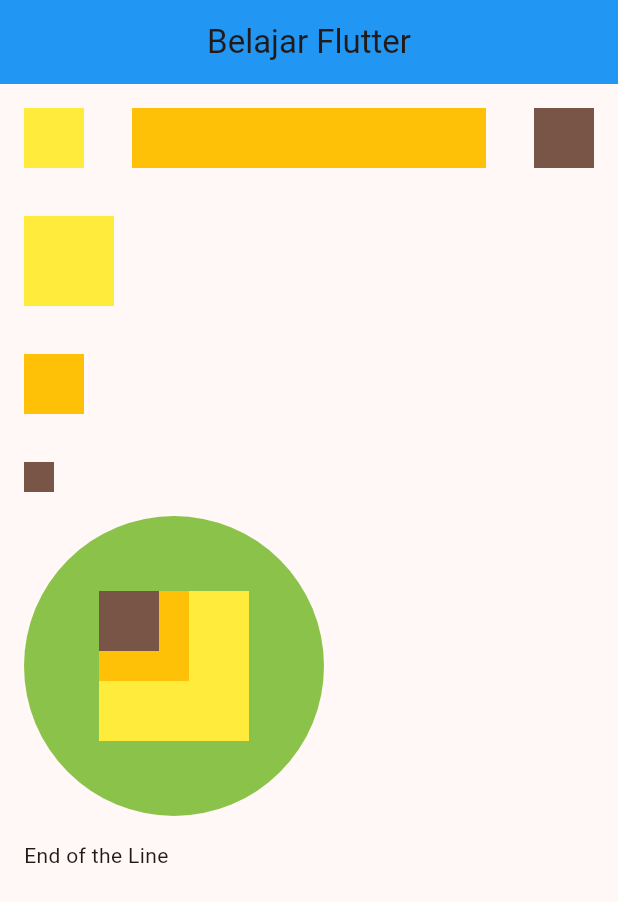
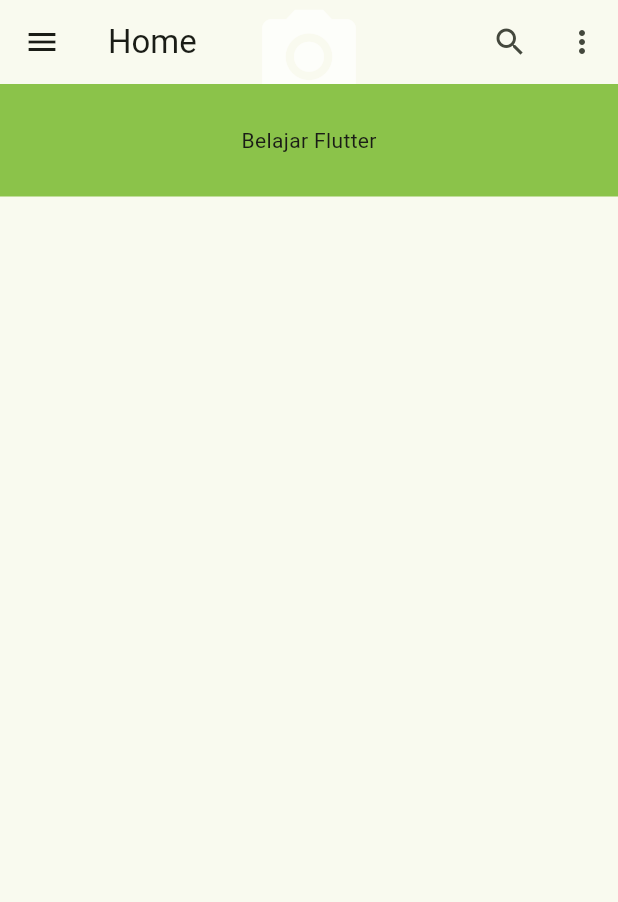
Before and after one commit to TyoPrass/belajarflutter, a Flutter app: the screen it shows after launch, on a phone screen of 412 x 824 dp. Shown: the top 902 px of the screen. Run offline on Flutter 3.47's test engine with Material 3 defaults, Android fonts, the phone set to English and light mode, and no system bars.

```diff
--- /dev/null
+++ b/lib/common.dart
@@ -0,0 +1,46 @@
+import 'package:flutter/material.dart';
+
+class Common extends StatelessWidget {
+  const Common({super.key});
+
+  @override
+  Widget build(BuildContext context) {
+    return Scaffold(
+      appBar: AppBar(
+        leading: IconButton(
+          onPressed: () {},
+          icon: const Icon(Icons.menu),
+        ),
+        title: const Text('Home'),
+        actions: <Widget>[
+          IconButton(
+            onPressed: () {},
+            icon: const Icon(Icons.search),
+          ),
+          IconButton(
+            onPressed: () {},
+            icon: const Icon(Icons.more_vert),
+          ),
+        ],
+        flexibleSpace: SafeArea(
+          child: const Icon(
+            Icons.photo_camera,
+            size: 75.0,
+            color: Colors.white70,
+          ),
+        ),
+        bottom: PreferredSize(
+          preferredSize: const Size.fromHeight(75.0),
+          child: Container(
+            color: Colors.lightGreen,
+            height: 75.0,
+            width: double.infinity,
+            child: const Center(
+              child: Text('Belajar Flutter'),
+            ),
+          ),
+        ),
+      ),
+    );
+  }
+}
--- a/lib/main.dart
+++ b/lib/main.dart
@@ -1,3 +1,4 @@
+import 'package:belajarflutter/common.dart';
 import 'package:belajarflutter/homepage.dart';
 import 'package:flutter/material.dart';
 
@@ -11,10 +12,12 @@ class MyApp extends StatelessWidget {
   @override
   Widget build(BuildContext context) {
     return MaterialApp(
-      home: const Homepage(),
+      home: const Common(),
       theme: ThemeData(
-          useMaterial3: true,
-          colorScheme: ColorScheme.fromSeed(seedColor: Colors.deepOrange)),
+        colorScheme: ColorScheme.fromSeed(seedColor: Colors.lightGreen),
+        useMaterial3: true,
+      ),
+
       title: 'Aku lagi belajar flutter',
     );
   }
--- a/pubspec.yaml
+++ b/pubspec.yaml
@@ -19,7 +19,8 @@ publish_to: 'none' # Remove this line if you wish to publish to pub.dev
 version: 1.0.0+1
 
 environment:
-  sdk: ^3.5.4
+  sdk: ^3.7.0
+  # nanti dikembalikan ke versi ^3.5.4
 
 # Dependencies specify other packages that your package needs in order to work.
 # To automatically upgrade your package dependencies to the latest versions
```
Also changed, not shown: pubspec.lock.
